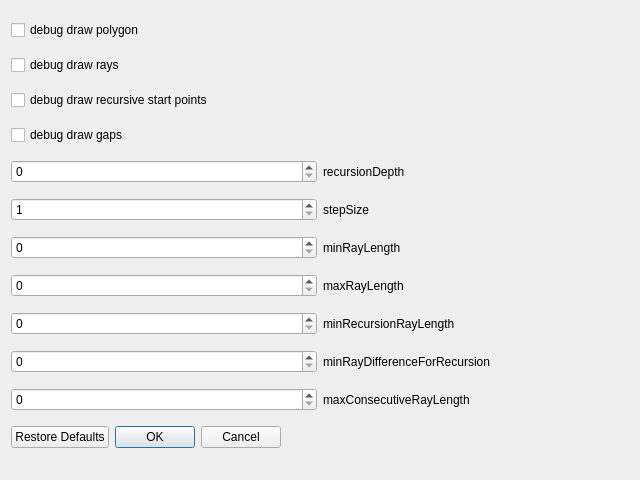
Before: the Qt Designer form preferences.ui in nebomuk/raytrace_experiment, drawn with Qt 5.
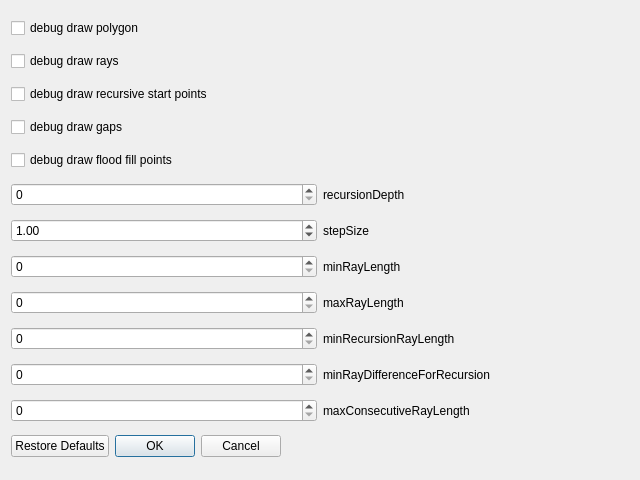
After: the same form once the commit is applied.

Commit message: improved gap debug draw, flood fill  button, improved white pixel threshold

```diff
--- a/preferences.ui
+++ b/preferences.ui
@@ -14,7 +14,59 @@
    <string>Dialog</string>
   </property>
   <layout class="QGridLayout" name="gridLayout">
-   <item row="11" column="0" colspan="2">
+   <item row="12" column="0">
+    <widget class="QSpinBox" name="maxConsecutiveRayLength"/>
+   </item>
+   <item row="9" column="1">
+    <widget class="QLabel" name="label_4">
+     <property name="text">
+      <string>maxRayLength</string>
+     </property>
+    </widget>
+   </item>
+   <item row="8" column="0">
+    <widget class="QSpinBox" name="minRayLength">
+     <property name="maximum">
+      <number>200</number>
+     </property>
+    </widget>
+   </item>
+   <item row="5" column="0">
+    <widget class="QSpinBox" name="recursionDepth">
+     <property name="maximum">
+      <number>10</number>
+     </property>
+    </widget>
+   </item>
+   <item row="3" column="0">
+    <widget class="QCheckBox" name="debugDrawGaps">
+     <property name="text">
+      <string>debug draw gaps</string>
+     </property>
+    </widget>
+   </item>
+   <item row="9" column="0">
+    <widget class="QSpinBox" name="maxRayLength">
+     <property name="maximum">
+      <number>5000</number>
+     </property>
+    </widget>
+   </item>
+   <item row="0" column="0" colspan="2">
+    <widget class="QCheckBox" name="debugDrawPolygon">
+     <property name="text">
+      <string>debug draw polygon</string>
+     </property>
+    </widget>
+   </item>
+   <item row="2" column="0" colspan="2">
+    <widget class="QCheckBox" name="debugDrawRecursiveStartPoints">
+     <property name="text">
+      <string>debug draw recursive start points</string>
+     </property>
+    </widget>
+   </item>
+   <item row="13" column="0" colspan="2">
     <widget class="QDialogButtonBox" name="buttonBox">
      <property name="sizePolicy">
       <sizepolicy hsizetype="Maximum" vsizetype="Fixed">
@@ -30,17 +82,10 @@
      </property>
     </widget>
    </item>
-   <item row="0" column="0" colspan="2">
-    <widget class="QCheckBox" name="debugDrawPolygon">
+   <item row="5" column="1">
+    <widget class="QLabel" name="label">
      <property name="text">
-      <string>debug draw polygon</string>
-     </property>
-    </widget>
-   </item>
-   <item row="7" column="0">
-    <widget class="QSpinBox" name="maxRayLength">
-     <property name="maximum">
-      <number>5000</number>
+      <string>recursionDepth</string>
      </property>
     </widget>
    </item>
@@ -51,103 +96,68 @@
      </property>
     </widget>
    </item>
-   <item row="5" column="0">
-    <widget class="QSpinBox" name="stepSize">
-     <property name="minimum">
-      <number>1</number>
-     </property>
-     <property name="maximum">
-      <number>50</number>
-     </property>
-    </widget>
-   </item>
-   <item row="6" column="0">
-    <widget class="QSpinBox" name="minRayLength">
-     <property name="maximum">
-      <number>200</number>
-     </property>
-    </widget>
-   </item>
-   <item row="4" column="1">
-    <widget class="QLabel" name="label">
-     <property name="text">
-      <string>recursionDepth</string>
-     </property>
-    </widget>
-   </item>
-   <item row="4" column="0">
-    <widget class="QSpinBox" name="recursionDepth">
-     <property name="maximum">
-      <number>10</number>
-     </property>
-    </widget>
-   </item>
-   <item row="8" column="0">
+   <item row="10" column="0">
     <widget class="QSpinBox" name="minRecursionRayLength">
      <property name="maximum">
       <number>500</number>
      </property>
     </widget>
    </item>
-   <item row="9" column="0">
-    <widget class="QSpinBox" name="minRayDifferenceForRecursion"/>
+   <item row="12" column="1">
+    <widget class="QLabel" name="label_7">
+     <property name="text">
+      <string>maxConsecutiveRayLength</string>
+     </property>
+    </widget>
+   </item>
+   <item row="4" column="0">
+    <widget class="QCheckBox" name="debugDrawFloodFillPoints">
+     <property name="text">
+      <string>debug draw flood fill points</string>
+     </property>
+    </widget>
    </item>
    <item row="6" column="1">
-    <widget class="QLabel" name="label_3">
-     <property name="text">
-      <string>minRayLength</string>
-     </property>
-    </widget>
-   </item>
-   <item row="7" column="1">
-    <widget class="QLabel" name="label_4">
-     <property name="text">
-      <string>maxRayLength</string>
-     </property>
-    </widget>
-   </item>
-   <item row="8" column="1">
-    <widget class="QLabel" name="label_5">
-     <property name="text">
-      <string>minRecursionRayLength</string>
-     </property>
-    </widget>
-   </item>
-   <item row="5" column="1">
     <widget class="QLabel" name="label_2">
      <property name="text">
       <string>stepSize</string>
      </property>
     </widget>
    </item>
-   <item row="2" column="0" colspan="2">
-    <widget class="QCheckBox" name="debugDrawRecursiveStartPoints">
+   <item row="8" column="1">
+    <widget class="QLabel" name="label_3">
      <property name="text">
-      <string>debug draw recursive start points</string>
+      <string>minRayLength</string>
      </property>
     </widget>
    </item>
-   <item row="3" column="0">
-    <widget class="QCheckBox" name="debugDrawGaps">
-     <property name="text">
-      <string>debug draw gaps</string>
-     </property>
-    </widget>
+   <item row="11" column="0">
+    <widget class="QSpinBox" name="minRayDifferenceForRecursion"/>
    </item>
-   <item row="9" column="1">
+   <item row="11" column="1">
     <widget class="QLabel" name="label_6">
      <property name="text">
       <string>minRayDifferenceForRecursion</string>
      </property>
     </widget>
    </item>
-   <item row="10" column="0">
-    <widget class="QSpinBox" name="maxConsecutiveRayLength"/>
-   </item>
    <item row="10" column="1">
-    <widget class="QLabel" name="label_7">
+    <widget class="QLabel" name="label_5">
      <property name="text">
-      <string>maxConsecutiveRayLength</string>
+      <string>minRecursionRayLength</string>
+     </property>
+    </widget>
+   </item>
+   <item row="6" column="0">
+    <widget class="QDoubleSpinBox" name="stepSize">
+     <property name="minimum">
+      <double>0.010000000000000</double>
+     </property>
+     <property name="maximum">
+      <double>80.000000000000000</double>
+     </property>
+     <property name="value">
+      <double>1.000000000000000</double>
      </property>
     </widget>
    </item>
```
The commit also changes 11 other files.
